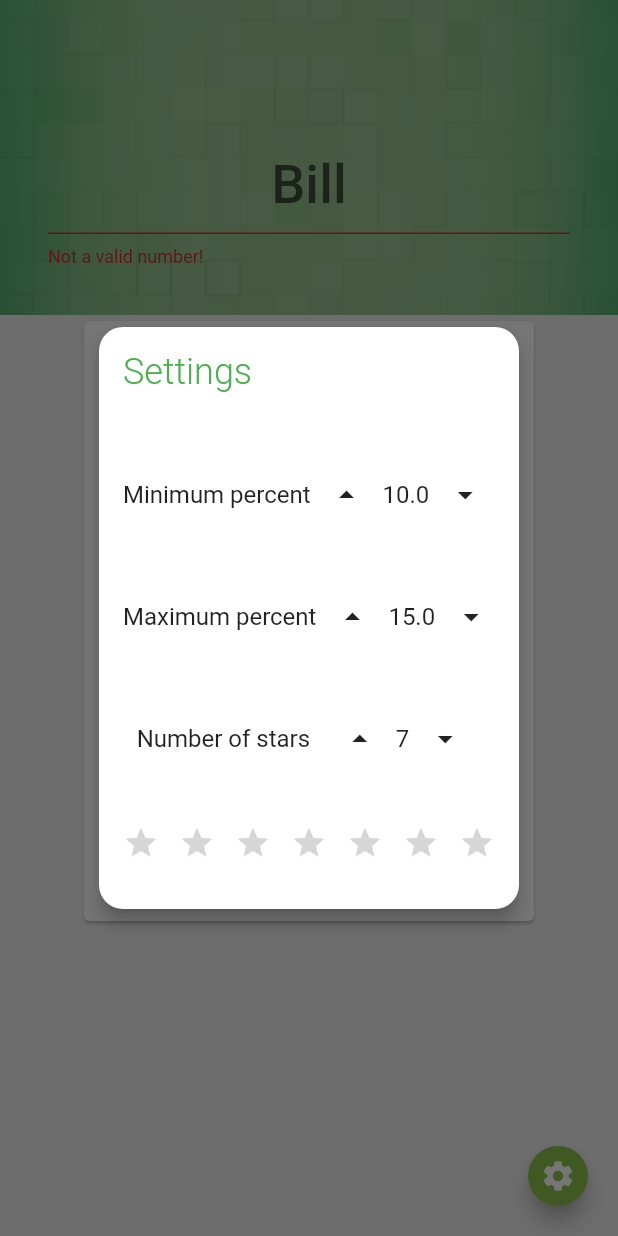
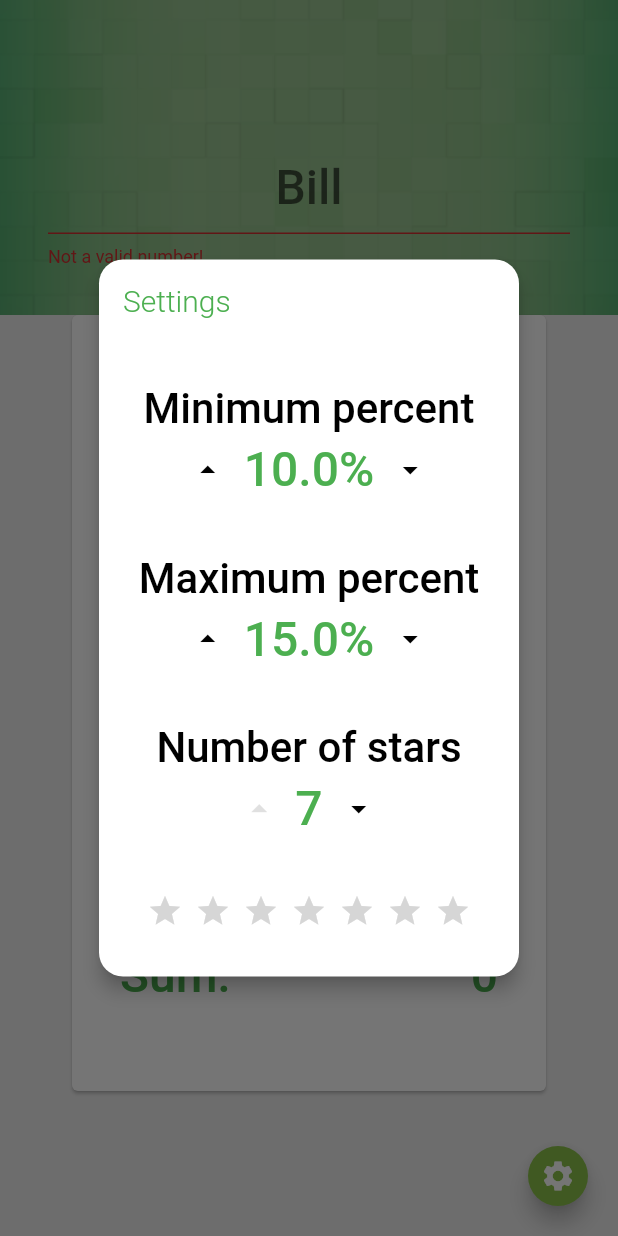
Before and after one commit to alongruss/Tipping, a Flutter app: the screen it shows after launch, after a tap on the "settings" icon, on a phone screen of 412 x 824 dp. Run offline on Flutter 3.47's test engine with Material 2 defaults, Android fonts, the phone set to English and light mode, and no system bars; Roboto replaces fonts that are missing (Hind).

Commit message:
fixed bugs and some screen overflow issues.

```diff
--- a/lib/SettingsModel.dart
+++ b/lib/SettingsModel.dart
@@ -3,10 +3,13 @@ import 'package:scoped_model/scoped_model.dart';
 import 'package:tipping/params.dart';
 
 class SettingsModel extends Model {
-  final Params _params = Params(min: 10.0, max: 15.0, numOfStars: 7);
+  final Params _params = Params(min: 10.0, max: 15.0, numOfStars: 7, globalMin:8.0, globalMax:20.0,stepSize:0.5);
 
   double get min => _params.min;
   double get max => _params.max;
+  double get globalMin => _params.globalMin;
+  double get globalMax => _params.globalMax;
+  double get stepSize => _params.stepSize;
   int get numOfStars => _params.numOfStars;
 
   void addStar(){
@@ -18,6 +21,34 @@ class SettingsModel extends Model {
     notifyListeners();
   }
 
+  void addMax(){
+    if (max<globalMax) _params.max+=stepSize;
+    notifyListeners();
+  }
+  void subtractMax(){
+    if (max>globalMin && min<max) _params.max-=stepSize;
+    notifyListeners();
+  }
+
+  void addMin(){
+    if (min<globalMax && min<max) _params.min+=stepSize;
+    notifyListeners();
+  }
+  void subtractMin(){
+    if (min>globalMin) _params.min-=stepSize;
+    notifyListeners();
+  }
+
+  bool checkTopLimitReached(local,limit){
+    if (local+stepSize>limit) return true;
+    return false;
+  }
+
+  bool checkBottomLimitReached(local,limit){
+    if (local-stepSize<limit) return true;
+    return false;
+  }
+
 
 }
 /*
--- a/lib/calculatorPage.dart
+++ b/lib/calculatorPage.dart
@@ -22,10 +22,11 @@ class _CalculatorPageState extends State<CalculatorPage> {
     return ScopedModelDescendant<SettingsModel>(
         builder: (context, child, settingsModel) {
       return Scaffold(
+        resizeToAvoidBottomPadding: false,
         backgroundColor: Colors.grey[200],
         body: Column(children: <Widget>[
           Flexible(
-            flex: 2,
+            flex: 1,
             child: Container(
               alignment: AlignmentDirectional.bottomCenter,
               padding: EdgeInsets.all(32.0),
@@ -54,9 +55,15 @@ class _CalculatorPageState extends State<CalculatorPage> {
                   },
                   textInputAction: TextInputAction.done,
                   onFieldSubmitted: (String value) {
-                    setState(() {
-                      input = double.parse(value);
-                    });
+                    if (DecimalNumberSubmitValidator().isValid(value)) {
+                      setState(() {
+                        input = double.parse(value);
+                      });
+                    } else {
+                      setState(() {
+                        input = 0.0;
+                      });
+                    }
                   },
                   onSaved: (String value) {
                     setState(() {
@@ -76,7 +83,8 @@ class _CalculatorPageState extends State<CalculatorPage> {
           Flexible(
             flex: 2,
             child: ScopedModel<SettingsModel>(
-                model: settingsModel, child: Recipt(settingsModel: settingsModel, input: input)),
+                model: settingsModel,
+                child: Recipt(settingsModel: settingsModel, input: input)),
           ),
         ]),
 
@@ -120,7 +128,7 @@ class _ReciptState extends State<Recipt> {
 
   Widget build(BuildContext context) {
     percent = lerpDouble(widget.settingsModel.min, widget.settingsModel.max,
-        rating / widget.settingsModel.numOfStars);
+        rating / (widget.settingsModel.numOfStars - 1.0));
     tip = (percent * 0.01 * widget.input).round();
 
     /*percent = lerpDouble(widget.params.min, widget.params.max,
@@ -128,11 +136,10 @@ class _ReciptState extends State<Recipt> {
     tip = (percent * 0.01 * widget.input).round();*/
 
     return Card(
+      margin: EdgeInsets.fromLTRB(48, 0, 48, 32),
       color: Colors.white,
       child: Container(
-          width: 300,
-          height: 400,
-          padding: EdgeInsets.all(16.0),
+          padding: EdgeInsets.fromLTRB(32, 8, 32, 16),
           child: Column(
               mainAxisAlignment: MainAxisAlignment.spaceEvenly,
               children: <Widget>[
@@ -172,15 +179,25 @@ class _ReciptState extends State<Recipt> {
                 Row(
                   mainAxisAlignment: MainAxisAlignment.spaceBetween,
                   children: <Widget>[
-                    Text('Tip: (rounded)', style: Theme.of(context).textTheme.title),
+                    Text('Tip: (rounded)',
+                        style: Theme.of(context).textTheme.title),
                     Text(tip.toString(),
                         style: Theme.of(context).textTheme.title),
                   ],
                 ),
                 Divider(color: Colors.green),
-                Text(
-                  'Sum: ' + (widget.input + tip).toStringAsFixed(2),
-                  style: Theme.of(context).textTheme.headline,
+                Row(
+                  mainAxisAlignment: MainAxisAlignment.spaceBetween,
+                  children: <Widget>[
+                    Text(
+                      'Sum: ',
+                      style: Theme.of(context).textTheme.headline,
+                    ),
+                    Text(
+                      (widget.input + tip).toStringAsFixed(0),
+                      style: Theme.of(context).textTheme.headline,
+                    ),
+                  ],
                 ),
               ])),
     );
@@ -198,12 +215,12 @@ class RatingScale extends StatelessWidget {
 
   Widget buildStar(BuildContext context, int index) {
     Icon icon;
-    if (index >= rating) {
+    if (index - 1 >= rating) {
       icon = new Icon(
         Icons.star_border,
         color: color ?? Theme.of(context).buttonColor,
       );
-    } else if (index > rating - 1 && index < rating) {
+    } else if (index - 1 > rating - 1 && index - 1 < rating) {
       icon = new Icon(
         Icons.star_half,
         color: color ?? Theme.of(context).buttonColor,
@@ -217,7 +234,7 @@ class RatingScale extends StatelessWidget {
     return new InkResponse(
       onTap: onRatingChanged == null
           ? null
-          : () => onRatingChanged((index + 0.5).roundToDouble()),
+          : () => onRatingChanged((index).roundToDouble()),
       child: icon,
     );
   }
@@ -243,7 +260,7 @@ class DecimalNumberSubmitValidator {
   bool isValid(String value) {
     try {
       final number = double.parse(value);
-      return number > 0.0;
+      return (number > 0.0 && number < 1000000);
     } catch (e) {
       return false;
     }
@@ -256,6 +273,11 @@ class MyDialog extends StatefulWidget {
 }
 
 class _MyDialogState extends State<MyDialog> {
+  Color _getArrowIconColor(condition) {
+    if (condition) return Colors.grey[300];
+    return Colors.black;
+  }
+
   @override
   Widget build(BuildContext context) {
     return SimpleDialog(
@@ -268,14 +290,12 @@ class _MyDialogState extends State<MyDialog> {
         ScopedModelDescendant<SettingsModel>(
           builder: (context, child, settings) {
             return Container(
-              width: 100,
-                height:300,
                 padding: EdgeInsets.all(16),
                 child: Column(
                   mainAxisAlignment: MainAxisAlignment.spaceBetween,
                   mainAxisSize: MainAxisSize.min,
                   children: <Widget>[
-                    Row(
+                    Column(
                       mainAxisAlignment: MainAxisAlignment.spaceEvenly,
                       children: <Widget>[
                         Text('Minimum percent'),
@@ -285,23 +305,27 @@ class _MyDialogState extends State<MyDialog> {
                             children: <Widget>[
                               IconButton(
                                 icon: Icon(Icons.arrow_drop_up),
+                                color: _getArrowIconColor(settings.checkTopLimitReached(settings.min,settings.globalMax)),
                                 onPressed: () {
-                                  settings.addStar();
+                                  settings.addMin();
                                 },
                               ),
                               Text(
-                                settings.min.toStringAsFixed(1),
+                                settings.min.toStringAsFixed(1) + '%',
                                 textAlign: TextAlign.center,
+                                style: Theme.of(context).textTheme.headline,
                               ),
                               IconButton(
                                   icon: Icon(Icons.arrow_drop_down),
+                                  color: _getArrowIconColor(settings.checkBottomLimitReached(settings.min,settings.globalMin)),
                                   onPressed: () {
-                                    settings.subtractStar();
+                                    settings.subtractMin();
                                   }),
                             ])
                       ],
                     ),
-                    Row(
+                    SizedBox(height: 32),
+                    Column(
                       mainAxisAlignment: MainAxisAlignment.spaceEvenly,
                       children: <Widget>[
                         Text('Maximum percent'),
@@ -311,23 +335,27 @@ class _MyDialogState extends State<MyDialog> {
                             children: <Widget>[
                               IconButton(
                                 icon: Icon(Icons.arrow_drop_up),
+                                color: _getArrowIconColor(settings.checkTopLimitReached(settings.max,settings.globalMax)),
                                 onPressed: () {
-                                  settings.addStar();
+                                  settings.addMax();
                                 },
                               ),
                               Text(
-                                settings.max.toStringAsFixed(1),
+                                settings.max.toStringAsFixed(1) + '%',
                                 textAlign: TextAlign.center,
+                                style: Theme.of(context).textTheme.headline,
                               ),
                               IconButton(
                                   icon: Icon(Icons.arrow_drop_down),
+                                  color: _getArrowIconColor(settings.checkBottomLimitReached(settings.max,settings.globalMin)),
                                   onPressed: () {
-                                    settings.subtractStar();
+                                    settings.subtractMax();
                                   }),
                             ])
                       ],
                     ),
-                    Row(
+                    SizedBox(height: 32),
+                    Column(
                       mainAxisAlignment: MainAxisAlignment.spaceEvenly,
                       children: <Widget>[
                         Text('Number of stars'),
@@ -337,6 +365,7 @@ class _MyDialogState extends State<MyDialog> {
                             children: <Widget>[
                               IconButton(
                                 icon: Icon(Icons.arrow_drop_up),
+                                color: _getArrowIconColor(settings.checkTopLimitReached(settings.numOfStars,7)),
                                 onPressed: () {
                                   settings.addStar();
                                 },
@@ -344,16 +373,24 @@ class _MyDialogState extends State<MyDialog> {
                               Text(
                                 settings.numOfStars.toString(),
                                 textAlign: TextAlign.center,
+                                style: Theme.of(context).textTheme.headline,
                               ),
                               IconButton(
                                   icon: Icon(Icons.arrow_drop_down),
+                                  color: _getArrowIconColor(settings.checkBottomLimitReached(settings.numOfStars,3)),
                                   onPressed: () {
                                     settings.subtractStar();
                                   }),
                             ])
                       ],
                     ),
-                RatingScale(rating:settings.numOfStars.toDouble(),color:Colors.grey[350]),
+                    SizedBox(height: 32),
+                    Padding(
+                      padding: EdgeInsets.symmetric(horizontal: 16),
+                      child: RatingScale(
+                          rating: settings.numOfStars.toDouble(),
+                          color: Colors.grey[350]),
+                    )
                   ],
                 ));
           },
--- a/lib/main.dart
+++ b/lib/main.dart
@@ -18,12 +18,14 @@ class MyApp extends StatelessWidget {
         buttonColor: Colors.green,
         textTheme: TextTheme(
           display1: TextStyle(
-              color: Colors.white, fontSize: 36.0, fontWeight: FontWeight.w500),
+              color: Colors.white, fontSize: 32.0, fontWeight: FontWeight.w500),
           headline: TextStyle(
-              color: Colors.green, fontSize: 36.0, fontWeight: FontWeight.w500),
+              color: Colors.green, fontSize: 32.0, fontWeight: FontWeight.w500),
+          subhead: TextStyle(
+              color: Colors.black, fontSize: 28.0, fontWeight: FontWeight.w500),
           title: TextStyle(
-              color: Colors.green, fontSize: 24.0, fontWeight: FontWeight.w300),
-          body1: TextStyle(fontSize: 14.0, fontFamily: 'Hind'),
+              color: Colors.green, fontSize: 20.0, fontWeight: FontWeight.w300),
+          body1: TextStyle(fontSize: 16.0, fontFamily: 'Hind'),
           body2: TextStyle(fontSize: 14.0, fontFamily: 'Hind',color: Colors.grey[400]),
         ),
       ),
@@ -55,8 +57,6 @@ class _MyHomePageState extends State<MyHomePage> {
       children: [
         ScopedModel<SettingsModel>(
             model: settings, child: CalculatorPage(params: params)),
-        ScopedModel<SettingsModel>(
-            model: settings, child: SettingsPage(title: 'Settings', params: params)),
       ],
     ));
   }
--- a/lib/params.dart
+++ b/lib/params.dart
@@ -1,7 +1,10 @@
 class Params {
-  Params({this.min, this.max, this.numOfStars});
+  Params({this.min, this.max, this.numOfStars,this.globalMin, this.globalMax, this.stepSize});
 
+  double globalMin;
   double min;
   double max;
+  double globalMax;
+  double stepSize;
   int numOfStars;
 }
```
Also changed, not shown: pubspec.yaml (+9 -0 lines), pubspec.lock, 20 other files.
